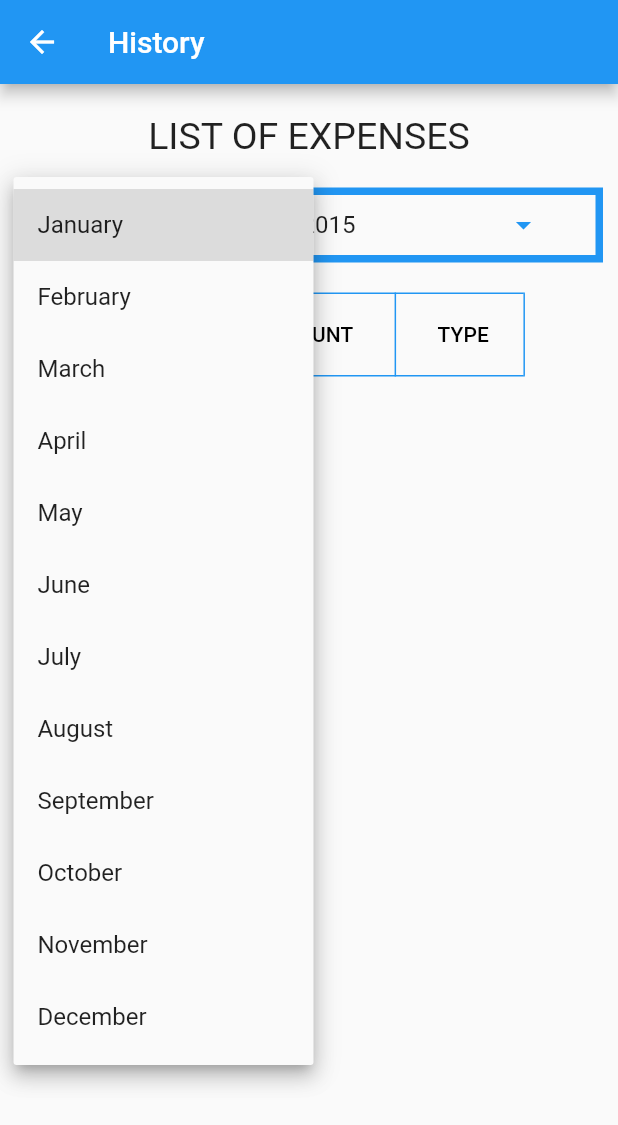
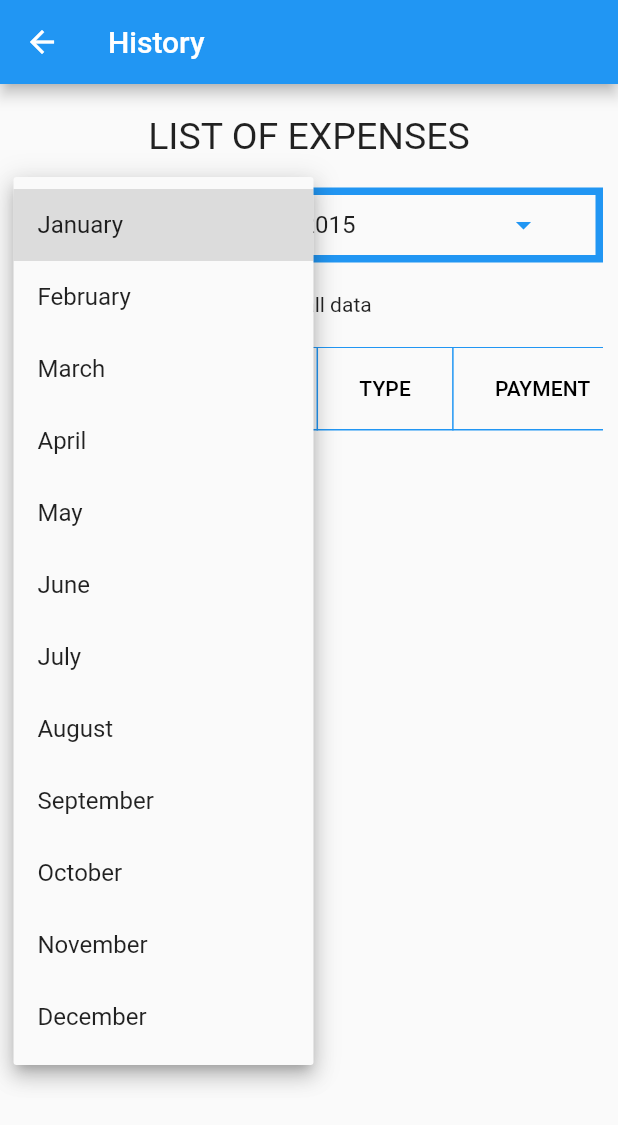
Before and after one commit to 9splShubham/Expense-Tracker, a Flutter app: the HistoryScreen screen opened directly, after a tap on "January", on a phone screen of 412 x 824 dp. Shown: the top 1125 px of the screen. Run offline on Flutter 3.47's test engine with Material 2 defaults, Android fonts, the phone set to English and light mode, and no system bars; our stand-ins replace firebase_auth, firebase_core, pie_chart, shared_preferences, sqflite; accounts and stored records are empty.

Commit message:
Filter done and solved error also....final

```diff
--- a/lib/history_screen/history_screen.dart
+++ b/lib/history_screen/history_screen.dart
@@ -19,27 +19,27 @@ class _HistoryScreenState extends State<HistoryScreen> {
   void initState() {
     // TODO: implement initState
     dbHelper = DbHelper();
-    fetchMonthData();
-    fetchYearData();
-    /*fetchDataFromDb();*/
+
+    fetchDataFromDb();
     super.initState();
   }
 
-  /* void fetchDataFromDb() async {
+  void fetchDataFromDb() async {
     final data = await dbHelper.getAllData();
     setState(() {
       DbData = data;
     });
-  }*/
+  }
+
   void fetchMonthData() async {
-    final data = await dbHelper.selectMonthFromDatabase(Month);
+    final data = await dbHelper.selectMonthFromDatabase(Month, Year);
     setState(() {
       DbData = data;
     });
   }
 
   void fetchYearData() async {
-    final data = await dbHelper.selectMonthFromDatabase(Year);
+    final data = await dbHelper.selectYearFromDatabase(Year, Month);
     setState(() {
       DbData = data;
     });
@@ -176,6 +176,15 @@ class _HistoryScreenState extends State<HistoryScreen> {
               SizedBox(
                 height: 20,
               ),
+              InkWell(
+                child: Text("Show all data"),
+                onTap: () {
+                  fetchDataFromDb();
+                },
+              ),
+              SizedBox(
+                height: 20,
+              ),
               SingleChildScrollView(
                 scrollDirection: Axis.horizontal,
                 child: DataTable(
@@ -189,8 +198,8 @@ class _HistoryScreenState extends State<HistoryScreen> {
 
                       DataColumn(label: Text("AMOUNT")),
                       DataColumn(label: Text("TYPE")),
-                      /*   DataColumn(label: Text("PAYMENT")),
-                      DataColumn(label: Text("STATUS")),*/
+                      DataColumn(label: Text("PAYMENT")),
+                      /*     DataColumn(label: Text("STATUS")),*/
                       /*                     DataColumn(label: Text("CATEGORY")),
                       DataColumn(label: Text("PAYMENT")),
                       DataColumn(label: Text("STATUS")),
@@ -212,8 +221,8 @@ class _HistoryScreenState extends State<HistoryScreen> {
                             ),
                           )),
                           DataCell(Text(row['type'].toString())),
-                          /*     DataCell(Text(row['payment'].toString())),
-                          DataCell(Text(row['status'].toString())),*/
+                          DataCell(Text(row['paymentMethod'].toString())),
+                          /*DataCell(Text(row['status'].toString())),*/
                           /*         DataCell(Text(row['category'].toString())),
                           DataCell(Text(row['payment'].toString())),
                           DataCell(Text(row['status'].toString())),
--- a/lib/screens/dashboard.dart
+++ b/lib/screens/dashboard.dart
@@ -46,6 +46,20 @@ class _Dashboard extends State<Dashboard> {
     dbHelper = DbHelper();
     await dbHelper.deleteData(mAddDataModel[index].id);
     initData();
+  }
+
+  void fetchMonthData() async {
+    final data = await dbHelper.getMonthData(Month, Year);
+    setState(() {
+      mAddDataModel = data;
+    });
+  }
+
+  void fetchYearData() async {
+    final data = await dbHelper.getYearData(Year, Month);
+    setState(() {
+      mAddDataModel = data;
+    });
   }
 
   ///Pie Chart
@@ -227,6 +241,7 @@ class _Dashboard extends State<Dashboard> {
                             onChanged: (String? newValue) {
                               setState(() {
                                 Month = newValue!;
+                                fetchMonthData();
                               });
                             },
                           ),
@@ -261,6 +276,7 @@ class _Dashboard extends State<Dashboard> {
                             onChanged: (String? newValue) {
                               setState(() {
                                 Year = newValue!;
+                                fetchYearData();
                               });
                             },
                           ),
@@ -339,6 +355,15 @@ class _Dashboard extends State<Dashboard> {
               SizedBox(
                 height: 20,
               ),
+              InkWell(
+                child: Text("Show all data"),
+                onTap: () {
+                  initData();
+                },
+              ),
+              SizedBox(
+                height: 20,
+              ),
               Container(
                 child: ListView.builder(
                     shrinkWrap: true,
```
Also changed, not shown: lib/db_helper/db_helper.dart (+31 -4 lines).
